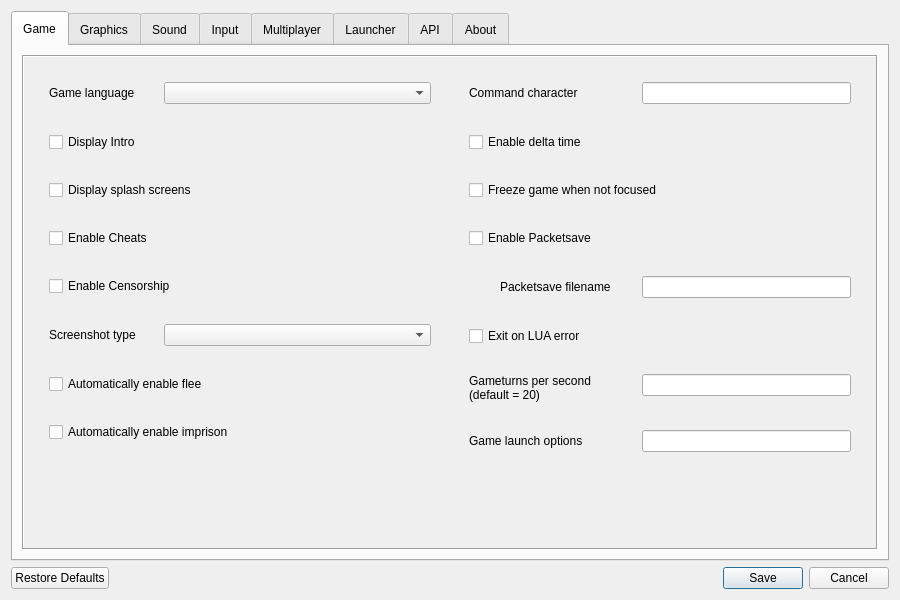
Qt form ui/settingsdialog.ui (Alniarez/keeperfx-launcher-qt) before a commit.
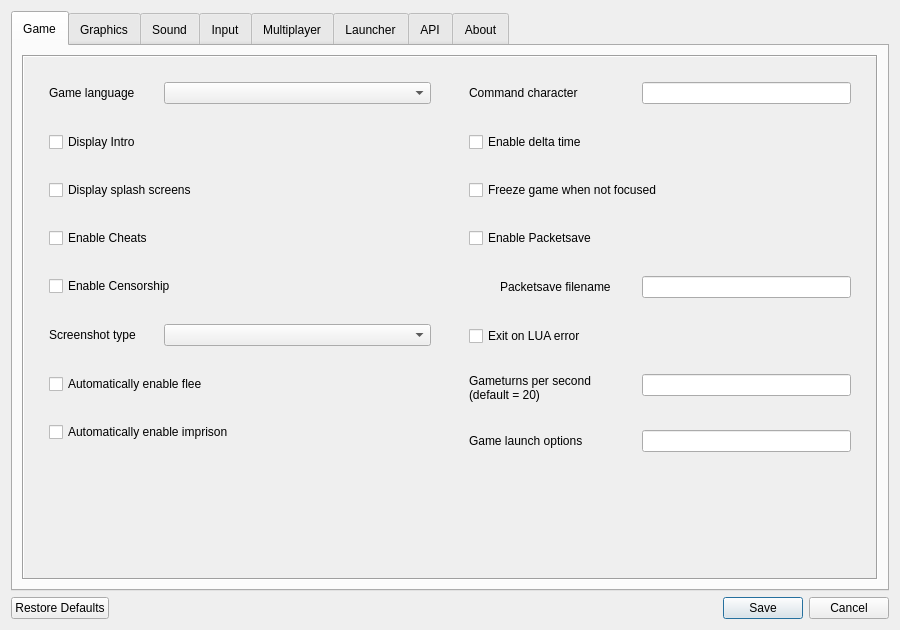
The same form after that commit. Icons and pictures are not drawn.

Commit message: increase height of settings dialog again

```diff
--- a/ui/settingsdialog.ui
+++ b/ui/settingsdialog.ui
@@ -10,7 +10,7 @@
     <x>0</x>
     <y>0</y>
     <width>900</width>
-    <height>600</height>
+    <height>630</height>
    </rect>
   </property>
   <property name="windowTitle">
```
